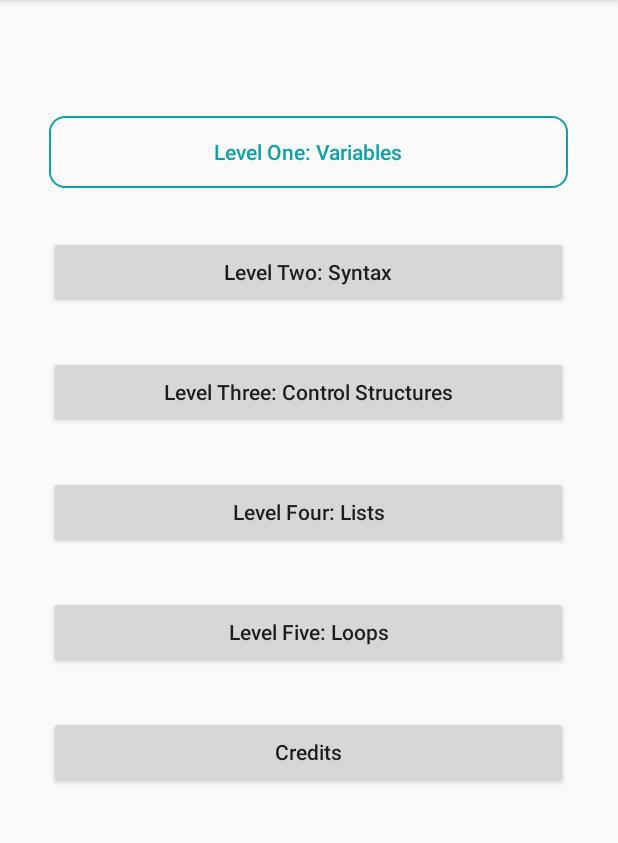
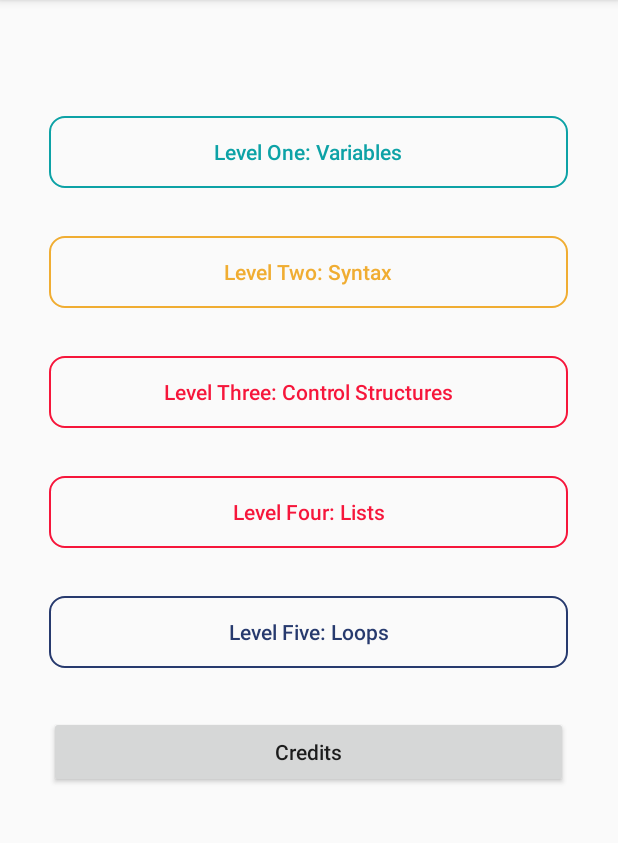
Before and after one commit to brekim/pygeon, an Android app: the screen it shows after launch (MainActivity), on a phone screen of 412 x 824 dp, the part 84-927 px from its top. Run offline under Robolectric (Android 15) with nearby library versions, the phone set to English and light mode, and no system bars.

Commit message:
Color themes created per lesson
Co-authored-by: mellojello13 <lenaluostarinen@gmail.com>

```diff
--- /dev/null
+++ b/app/src/main/res/drawable/bandana_button.xml
@@ -0,0 +1,5 @@
+<?xml version="1.0" encoding="utf-8"?>
+<shape xmlns:android="http://schemas.android.com/apk/res/android" android:shape="rectangle">
+    <stroke android:color="#f6163b" android:width="1dp" />
+    <corners android:radius="10dp" />
+</shape>
--- /dev/null
+++ b/app/src/main/res/drawable/green_button.xml
@@ -0,0 +1,5 @@
+<?xml version="1.0" encoding="utf-8"?>
+<shape xmlns:android="http://schemas.android.com/apk/res/android" android:shape="rectangle">
+    <stroke android:color="#3acf73" android:width="1dp" />
+    <corners android:radius="10dp" />
+</shape>
--- /dev/null
+++ b/app/src/main/res/drawable/navy_button.xml
@@ -0,0 +1,5 @@
+<?xml version="1.0" encoding="utf-8"?>
+<shape xmlns:android="http://schemas.android.com/apk/res/android" android:shape="rectangle">
+    <stroke android:color="#273a6e" android:width="1dp" />
+    <corners android:radius="10dp" />
+</shape>
--- /dev/null
+++ b/app/src/main/res/drawable/orange_button.xml
@@ -0,0 +1,5 @@
+<?xml version="1.0" encoding="utf-8"?>
+<shape xmlns:android="http://schemas.android.com/apk/res/android" android:shape="rectangle">
+    <stroke android:color="#f0ad32" android:width="1dp" />
+    <corners android:radius="10dp" />
+</shape>
--- /dev/null
+++ b/app/src/main/res/drawable/periwinkle_button.xml
@@ -0,0 +1,5 @@
+<?xml version="1.0" encoding="utf-8"?>
+<shape xmlns:android="http://schemas.android.com/apk/res/android" android:shape="rectangle">
+    <stroke android:color="#bdc9e9" android:width="1dp" />
+    <corners android:radius="10dp" />
+</shape>
--- /dev/null
+++ b/app/src/main/res/drawable/red_button.xml
@@ -0,0 +1,5 @@
+<?xml version="1.0" encoding="utf-8"?>
+<shape xmlns:android="http://schemas.android.com/apk/res/android" android:shape="rectangle">
+    <stroke android:color="#f6163b" android:width="1dp" />
+    <corners android:radius="10dp" />
+</shape>
--- a/app/src/main/res/layout/activity_main.xml
+++ b/app/src/main/res/layout/activity_main.xml
@@ -16,9 +16,8 @@
         android:layout_marginTop="77dp"
         android:text="Level One: Variables"
         android:textAllCaps="false"
-        android:background="@drawable/light_button"
+        android:background="@drawable/teal_button"
         android:textColor="#0da2a6"
-
     />
 
     <Button
@@ -29,6 +28,8 @@
         android:layout_marginTop="157dp"
         android:text="Level Two: Syntax"
         android:textAllCaps="false"
+        android:background="@drawable/orange_button"
+        android:textColor="#f0ad32"
     />
 
     <Button
@@ -39,6 +40,8 @@
         android:layout_marginTop="237dp"
         android:text="Level Three: Control Structures"
         android:textAllCaps="false"
+        android:background="@drawable/bandana_button"
+        android:textColor="#f6163b"
     />
 
     <Button
@@ -49,6 +52,8 @@
         android:layout_marginTop="317dp"
         android:text="Level Four: Lists"
         android:textAllCaps="false"
+        android:background="@drawable/red_button"
+        android:textColor="#f6163b"
     />
 
     <Button
@@ -59,6 +64,8 @@
         android:layout_marginTop="397dp"
         android:text="Level Five: Loops"
         android:textAllCaps="false"
+        android:background="@drawable/navy_button"
+        android:textColor="#273a6e"
     />
 
     <Button
```
Also changed, not shown: app/src/main/res/layout/activity_lesson_five.xml (+4 -4 lines), app/src/main/res/layout/activity_lesson_four.xml (+4 -4 lines), app/src/main/res/layout/activity_lesson_one.xml (+4 -4 lines), app/src/main/res/layout/activity_lesson_three.xml (+4 -4 lines), app/src/main/res/layout/activity_lesson_two.xml (+5 -5 lines), app/src/main/res/drawable/teal_button.xml (renamed from app/src/main/res/drawable/light_button.xml).
